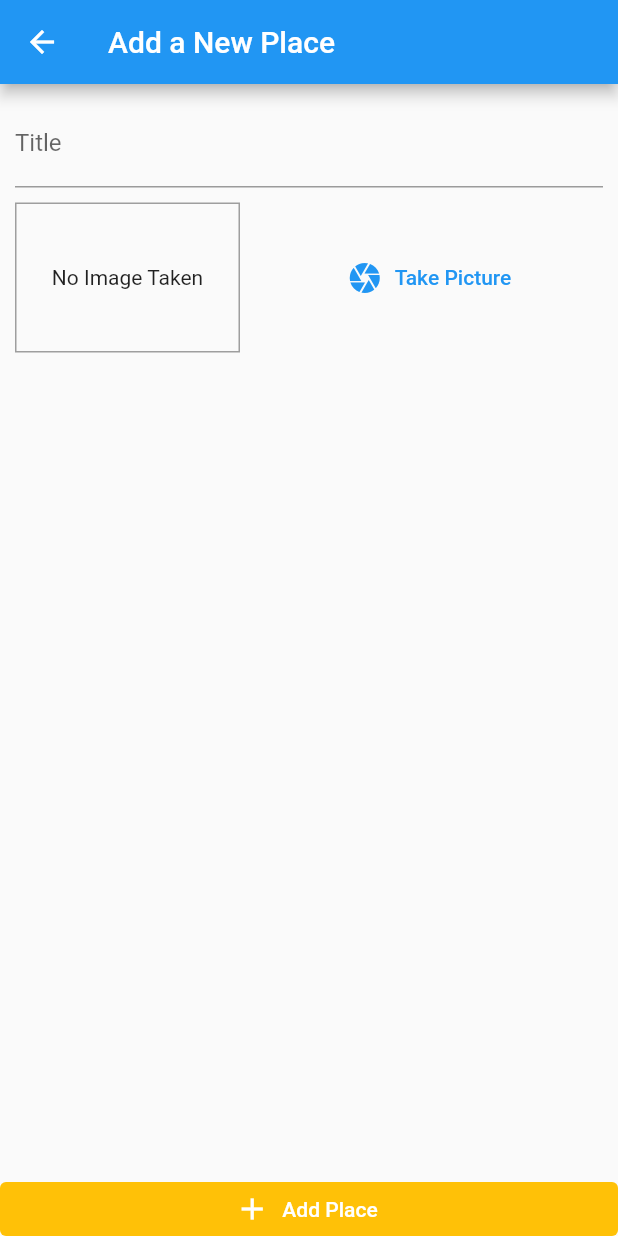
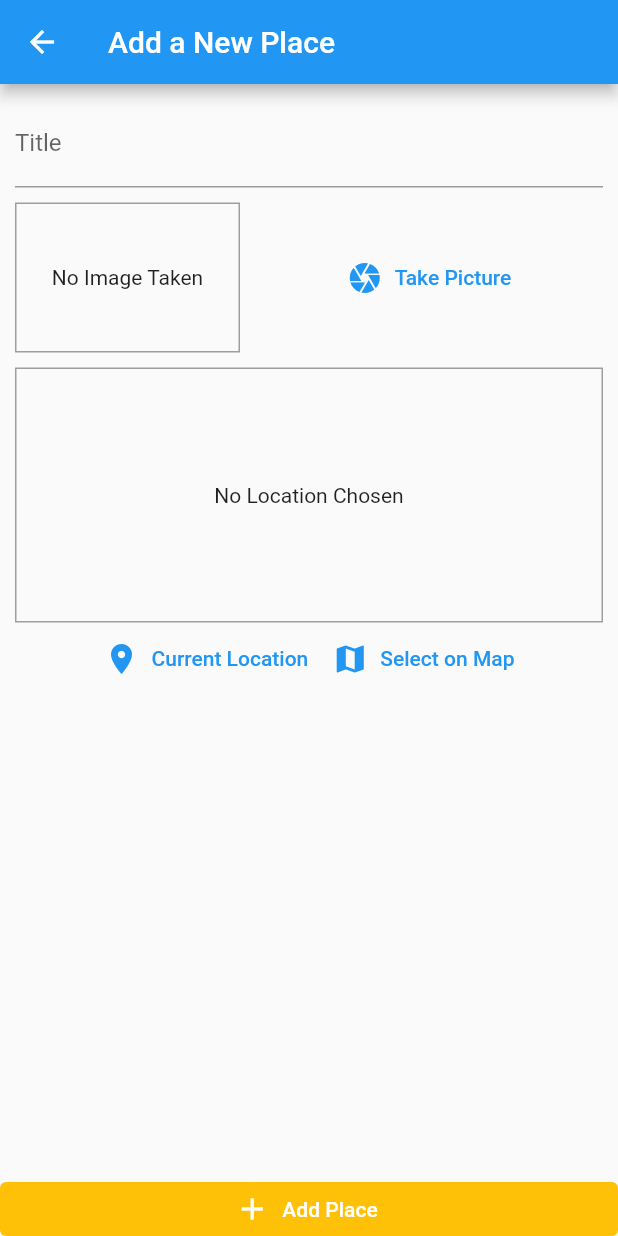
Before and after one commit to Raphael-Azevedo/take_picture_flutter_app, a Flutter app: the screen it shows after launch, after a tap on the "add" icon, on a phone screen of 412 x 824 dp. Run offline on Flutter 3.47's test engine with Material 2 defaults, Android fonts, the phone set to English and light mode, and no system bars; our stand-ins replace image_picker, location, sqflite; accounts and stored records are empty.

Commit message:
add slqflite

```diff
--- /dev/null
+++ b/great_places/lib/helpers/db_helper.dart
@@ -0,0 +1,27 @@
+import 'package:sqflite/sqflite.dart' as sql;
+import 'package:path/path.dart' as path;
+
+class DBhelper {
+  static Future<sql.Database> database() async {
+    final dbPath = await sql.getDatabasesPath();
+    return await sql.openDatabase(path.join(dbPath, 'places.db'),
+        onCreate: ((db, version) {
+      return db.execute(
+          'CREATE TABLE user_places(id TEXT PRIMARY KEY, title TEXT, image TEXT)');
+    }), version: 1);
+  }
+
+  static Future<void> insert(String table, Map<String, Object> data) async {
+    final db = await DBhelper.database();
+    db.insert(
+      table,
+      data,
+      conflictAlgorithm: sql.ConflictAlgorithm.replace,
+    );
+  }
+
+  static Future<List<Map<String, dynamic>>> getData(String table) async {
+    final db = await DBhelper.database();
+    return db.query(table);
+  }
+}
--- a/great_places/lib/providers/great_places.dart
+++ b/great_places/lib/providers/great_places.dart
@@ -1,10 +1,11 @@
 import 'dart:io';
 
 import 'package:flutter/widgets.dart';
+import 'package:great_places/helpers/db_helper.dart';
 import 'package:great_places/models/place.dart';
 
 class GreatPlaces with ChangeNotifier {
-  final List<Place> _items = [];
+  List<Place> _items = [];
 
   List<Place> get items {
     return [..._items];
@@ -22,5 +23,23 @@ class GreatPlaces with ChangeNotifier {
     );
     _items.add(newPlace);
     notifyListeners();
+    DBhelper.insert('user_places', {
+      'id': newPlace.id,
+      'title': newPlace.title,
+      'image': newPlace.image.path
+    });
+  }
+
+  Future<void> fetchAndSetPlaces() async {
+    final dataList = await DBhelper.getData('user_places');
+    _items = dataList
+        .map((item) => Place(
+              id: item['id'],
+              title: item['title'],
+              image: File(item['image']),
+              location: null,
+            ))
+        .toList();
+    notifyListeners();
   }
 }
--- a/great_places/lib/screens/add_place_screen.dart
+++ b/great_places/lib/screens/add_place_screen.dart
@@ -3,6 +3,7 @@ import 'dart:io';
 import 'package:flutter/material.dart';
 import 'package:great_places/providers/great_places.dart';
 import 'package:great_places/widgets/image_input.dart';
+import 'package:great_places/widgets/location_input.dart';
 import 'package:provider/provider.dart';
 
 class AddPlaceScreen extends StatefulWidget {
@@ -51,6 +52,8 @@ class _AddPlaceScreenState extends State<AddPlaceScreen> {
                     ),
                     const SizedBox(height: 10),
                     ImageInput(onSelectImage: _selectImage),
+                    const SizedBox(height: 10),
+                    const LocationInput(),
                   ],
                 ),
               ),
--- a/great_places/lib/screens/places_list_screen.dart
+++ b/great_places/lib/screens/places_list_screen.dart
@@ -20,9 +20,17 @@ class PlacesListScreen extends StatelessWidget {
           )
         ],
       ),
-      body: Consumer<GreatPlaces>(
-        child:
-            const Center(child: Text('Got no places yet, start adding some!')),
+      body: FutureBuilder(
+        future: Provider.of<GreatPlaces>(context, listen: false)
+            .fetchAndSetPlaces(),
+        builder: ((context, snapshot) => snapshot.connectionState ==
+                ConnectionState.waiting
+            ? const Center(
+                child: CircularProgressIndicator(),
+              )
+            : Consumer<GreatPlaces>(
+                child: const Center(
+                    child: Text('Got no places yet, start adding some!')),
                 builder: (ctx, greatPlaces, child) => greatPlaces.items.isEmpty
                     ? child!
                     : ListView.builder(
@@ -36,6 +44,7 @@ class PlacesListScreen extends StatelessWidget {
                               onTap: () {},
                             )),
                       ),
+              )),
       ),
     );
   }
--- /dev/null
+++ b/great_places/lib/widgets/location_input.dart
@@ -0,0 +1,65 @@
+import 'package:flutter/material.dart';
+import 'package:location/location.dart';
+
+class LocationInput extends StatefulWidget {
+  const LocationInput({super.key});
+
+  @override
+  State<LocationInput> createState() => _LocationInputState();
+}
+
+class _LocationInputState extends State<LocationInput> {
+  String? _previewImageUrl;
+
+  Future<void> _getCurrentUserLocation() async {
+    final locData = await Location().getLocation();
+  }
+
+  @override
+  Widget build(BuildContext context) {
+    return Column(
+      children: [
+        Container(
+          decoration:
+              BoxDecoration(border: Border.all(width: 1, color: Colors.grey)),
+          alignment: Alignment.center,
+          height: 170,
+          width: double.infinity,
+          child: _previewImageUrl == null
+              ? const Text(
+                  'No Location Chosen',
+                  textAlign: TextAlign.center,
+                )
+              : Image.network(
+                  _previewImageUrl!,
+                  fit: BoxFit.cover,
+                  width: double.infinity,
+                ),
+        ),
+        Row(
+          mainAxisAlignment: MainAxisAlignment.center,
+          children: [
+            TextButton.icon(
+              onPressed: () {
+                _getCurrentUserLocation();
+              },
+              icon: const Icon(Icons.location_on),
+              label: Text(
+                'Current Location',
+                style: TextStyle(color: Theme.of(context).colorScheme.primary),
+              ),
+            ),
+            TextButton.icon(
+              onPressed: () {},
+              icon: const Icon(Icons.map),
+              label: Text(
+                'Select on Map',
+                style: TextStyle(color: Theme.of(context).colorScheme.primary),
+              ),
+            ),
+          ],
+        )
+      ],
+    );
+  }
+}
--- a/great_places/pubspec.yaml
+++ b/great_places/pubspec.yaml
@@ -35,6 +35,8 @@ dependencies:
   image_picker: ^0.8.6
   path_provider: ^2.0.11
   path: ^1.8.2
+  sqflite: ^2.2.2
+  location: ^4.4.0
 
   # The following adds the Cupertino Icons font to your application.
   # Use with the CupertinoIcons class for iOS style icons.
```
Also changed, not shown: great_places/pubspec.lock, 2 other files. Lines whose indentation alone changed are shown as unchanged.
